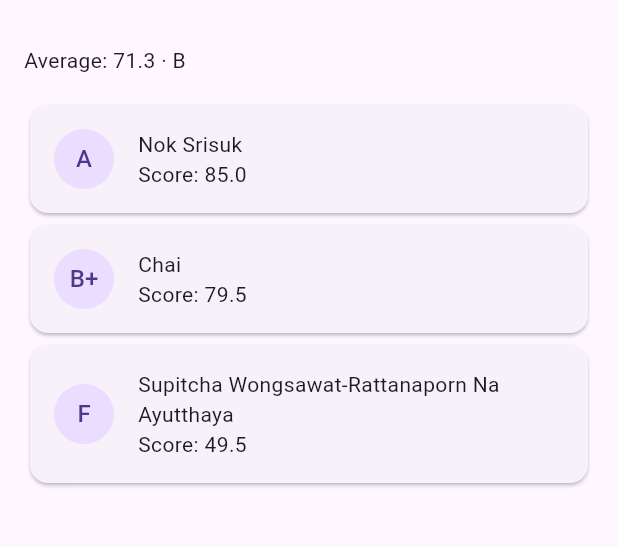
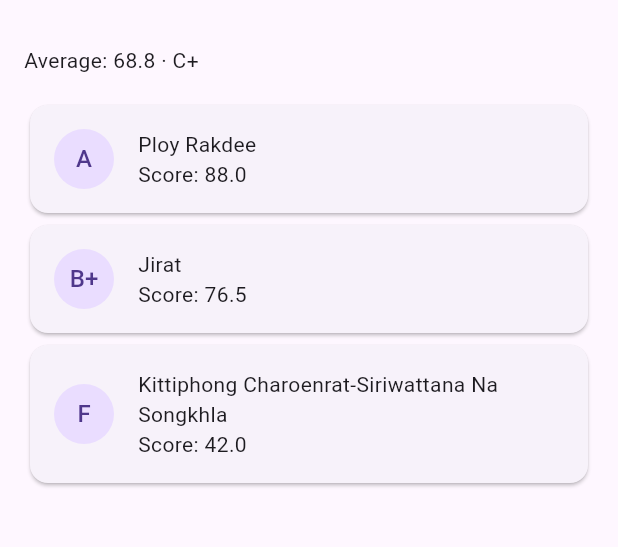
Before and after one commit to mxxnt25/lab01_profile, a Flutter app: the screen it shows after launch, on a phone screen of 412 x 824 dp, the part 63-610 px from its top. Run offline on Flutter 3.47's test engine with Material 3 defaults, Android fonts, the phone set to English and light mode, and no system bars.

Commit message:
L2: use my own sample students

```diff
--- a/lab02_gpa/lib/main.dart
+++ b/lab02_gpa/lib/main.dart
@@ -23,9 +23,9 @@ class GradeApp extends StatelessWidget {
 
 /// Made-up data (given). The long name checks that text wraps.
 const students = <Student>[
-  Student(name: 'Nok Srisuk', score: 85),
-  Student(name: 'Somchai Jaidee', nickname: 'Chai', score: 79.5),
-  Student(name: 'Supitcha Wongsawat-Rattanaporn Na Ayutthaya', score: 49.5),
+  Student(name: 'Ploy Rakdee', score: 88),
+  Student(name: 'Jiratchaya Boonmee', nickname: 'Jirat', score: 76.5),
+  Student(name: 'Kittiphong Charoenrat-Siriwattana Na Songkhla', score: 42),
 ];
 
 class GradePage extends StatelessWidget {
```
Also changed, not shown: 1 other file.
